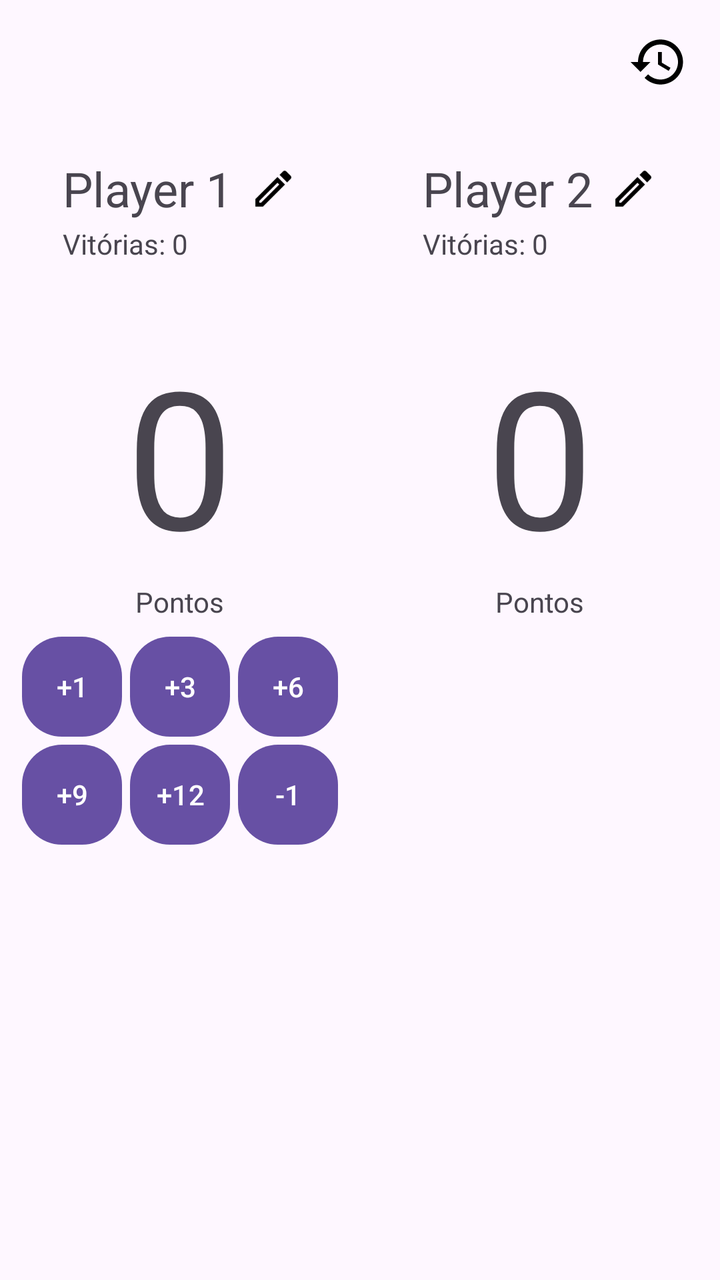
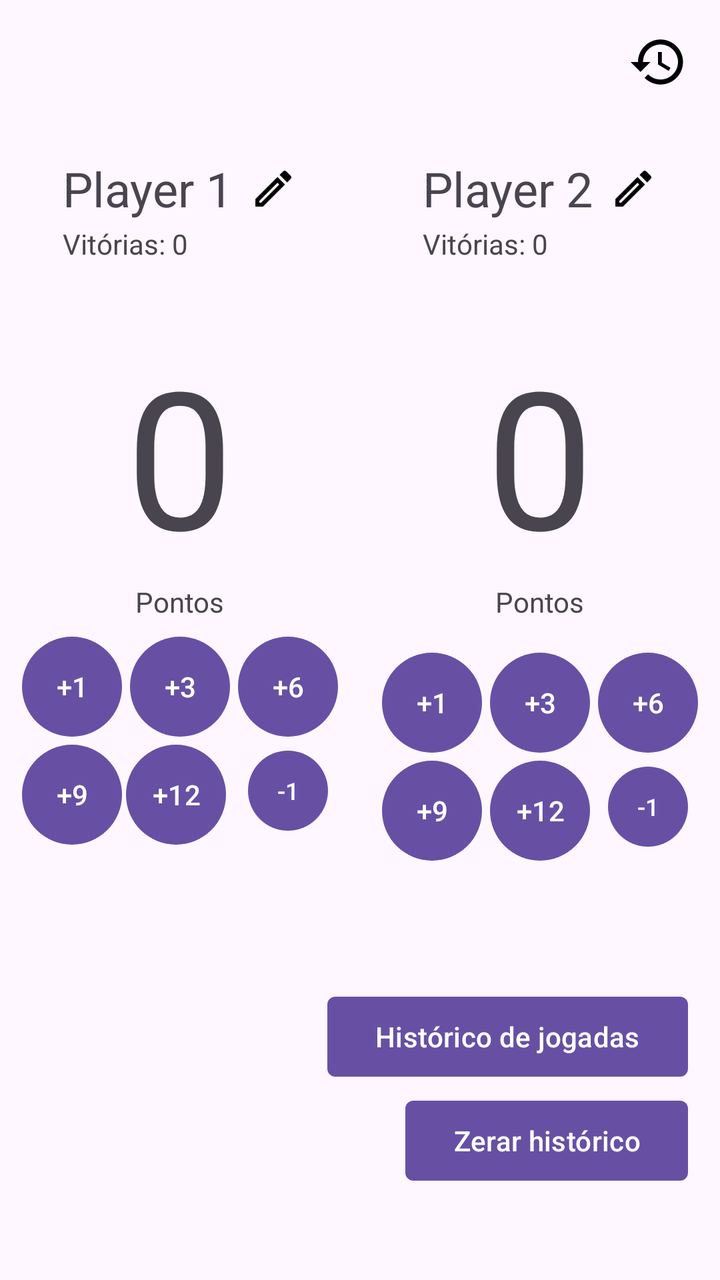

The first picture is an Android layout as it rendered before a commit; the second is the same layout after the commit. The layout source and the unified diff follow.
<!-- AndroidManifest.xml: application theme Theme.MarcadorTruco -->
<!-- res/layout/activity_main.xml -->
<?xml version="1.0" encoding="utf-8"?>
<androidx.constraintlayout.widget.ConstraintLayout xmlns:android="http://schemas.android.com/apk/res/android"
    xmlns:app="http://schemas.android.com/apk/res-auto"
    xmlns:tools="http://schemas.android.com/tools"
    android:id="@+id/main"
    android:layout_width="match_parent"
    android:layout_height="match_parent"
    tools:context=".MainActivity">

    <androidx.constraintlayout.widget.Guideline
        android:id="@+id/guidelineCentro"
        android:layout_width="wrap_content"
        android:layout_height="wrap_content"
        android:orientation="vertical"
        app:layout_constraintGuide_percent="0.50" />

    <ImageView
        android:id="@+id/imageView"
        android:layout_width="30dp"
        android:layout_height="30dp"
        android:layout_marginTop="16dp"
        android:layout_marginEnd="16dp"
        app:layout_constraintEnd_toEndOf="parent"
        app:layout_constraintTop_toTopOf="parent"
        app:srcCompat="@drawable/ic_history" />

    <TextView
        android:id="@+id/txtPlayer1"
        android:layout_width="wrap_content"
        android:layout_height="wrap_content"
        android:layout_marginTop="32dp"
        android:layout_marginEnd="8dp"
        android:text="Player 1"
        android:textSize="24sp"
        app:layout_constraintEnd_toStartOf="@+id/ic_edit_player1"
        app:layout_constraintHorizontal_chainStyle="packed"
        app:layout_constraintStart_toStartOf="parent"
        app:layout_constraintTop_toBottomOf="@+id/imageView" />

    <TextView
        android:id="@+id/txtVitoriasPlayer1"
        android:layout_width="wrap_content"
        android:layout_height="wrap_content"
        android:layout_marginTop="2dp"
        android:text="Vitórias: 0"
        app:layout_constraintStart_toStartOf="@+id/txtPlayer1"
        app:layout_constraintTop_toBottomOf="@+id/txtPlayer1" />

    <TextView
        android:id="@+id/txtPlayer2"
        android:layout_width="wrap_content"
        android:layout_height="wrap_content"
        android:layout_marginEnd="8dp"
        android:text="Player 2"
        android:textSize="24sp"
        app:layout_constraintEnd_toStartOf="@+id/ic_edit_player2"
        app:layout_constraintHorizontal_chainStyle="packed"
        app:layout_constraintStart_toStartOf="@+id/guidelineCentro"
        app:layout_constraintTop_toTopOf="@+id/txtPlayer1" />

    <TextView
        android:id="@+id/txtVitoriasPlayer2"
        android:layout_width="wrap_content"
        android:layout_height="wrap_content"
        android:layout_marginTop="2dp"
        android:text="Vitórias: 0"
        app:layout_constraintStart_toStartOf="@+id/txtPlayer2"
        app:layout_constraintTop_toBottomOf="@+id/txtPlayer2" />

    <ImageView
        android:id="@+id/ic_edit_player1"
        android:layout_width="wrap_content"
        android:layout_height="wrap_content"
        app:layout_constraintBottom_toBottomOf="@+id/txtPlayer1"
        app:layout_constraintEnd_toStartOf="@+id/guidelineCentro"
        app:layout_constraintStart_toEndOf="@+id/txtPlayer1"
        app:layout_constraintTop_toTopOf="@+id/txtPlayer1"
        app:srcCompat="@drawable/ic_edit" />

    <ImageView
        android:id="@+id/ic_edit_player2"
        android:layout_width="wrap_content"
        android:layout_height="wrap_content"
        app:layout_constraintBottom_toBottomOf="@+id/txtPlayer2"
        app:layout_constraintEnd_toEndOf="parent"
        app:layout_constraintStart_toEndOf="@+id/txtPlayer2"
        app:layout_constraintTop_toTopOf="@+id/txtPlayer2"
        app:srcCompat="@drawable/ic_edit" />

    <TextView
        android:id="@+id/txtNumPontosPlayer1"
        android:layout_width="wrap_content"
        android:layout_height="wrap_content"
        android:layout_marginTop="32dp"
        android:text="0"
        android:textSize="96sp"
        app:layout_constraintEnd_toStartOf="@+id/guidelineCentro"
        app:layout_constraintStart_toStartOf="parent"
        app:layout_constraintTop_toBottomOf="@+id/txtVitoriasPlayer1" />

    <TextView
        android:id="@+id/txtNumPontosPlayer2"
        android:layout_width="wrap_content"
        android:layout_height="wrap_content"
        android:layout_marginTop="32dp"
        android:text="0"
        android:textSize="96sp"
        app:layout_constraintEnd_toEndOf="parent"
        app:layout_constraintStart_toStartOf="@+id/guidelineCentro"
        app:layout_constraintTop_toBottomOf="@+id/txtVitoriasPlayer2" />

    <TextView
        android:id="@+id/txtPontosPlayer1"
        android:layout_width="wrap_content"
        android:layout_height="wrap_content"
        android:text="Pontos"
        app:layout_constraintEnd_toStartOf="@+id/guidelineCentro"
        app:layout_constraintStart_toStartOf="parent"
        app:layout_constraintTop_toBottomOf="@+id/txtNumPontosPlayer1" />

    <TextView
        android:id="@+id/txtPontosPlayer2"
        android:layout_width="wrap_content"
        android:layout_height="wrap_content"
        android:text="Pontos"
        app:layout_constraintEnd_toEndOf="parent"
        app:layout_constraintStart_toStartOf="@+id/guidelineCentro"
        app:layout_constraintTop_toBottomOf="@+id/txtNumPontosPlayer2" />

    <Button
        android:id="@+id/btnMais1Player1"
        android:layout_width="50dp"
        android:layout_height="50dp"
        android:layout_marginTop="8dp"
        android:insetLeft="0dp"
        android:insetTop="0dp"
        android:insetRight="0dp"
        android:insetBottom="0dp"
        android:minWidth="0dp"
        android:minHeight="0dp"
        android:padding="0dp"
        android:text="+1"
        android:textSize="14sp"
        app:cornerRadius="20dp"
        app:layout_constraintEnd_toStartOf="@id/btnMais3Player1"
        app:layout_constraintHorizontal_chainStyle="packed"
        app:layout_constraintStart_toStartOf="parent"
        app:layout_constraintTop_toBottomOf="@+id/txtPontosPlayer1" />

    <Button
        android:id="@+id/btnMais3Player1"
        android:layout_width="50dp"
        android:layout_height="50dp"
        android:layout_marginStart="4dp"
        android:layout_marginEnd="4dp"
        android:insetLeft="0dp"
        android:insetTop="0dp"
        android:insetRight="0dp"
        android:insetBottom="0dp"
        android:minWidth="0dp"
        android:minHeight="0dp"
        android:padding="0dp"
        android:text="+3"
        android:textSize="14sp"
        app:cornerRadius="20dp"
        app:layout_constraintEnd_toStartOf="@+id/btnMais6Player1"
        app:layout_constraintStart_toEndOf="@+id/btnMais1Player1"
        app:layout_constraintTop_toTopOf="@+id/btnMais1Player1" />

    <Button
        android:id="@+id/btnMais6Player1"
        android:layout_width="50dp"
        android:layout_height="50dp"
        android:insetLeft="0dp"
        android:insetTop="0dp"
        android:insetRight="0dp"
        android:insetBottom="0dp"
        android:minWidth="0dp"
        android:minHeight="0dp"
        android:padding="0dp"
        android:text="+6"
        android:textSize="14sp"
        app:cornerRadius="20dp"
        app:layout_constraintEnd_toStartOf="@+id/guidelineCentro"
        app:layout_constraintStart_toEndOf="@id/btnMais3Player1"
        app:layout_constraintTop_toTopOf="@+id/btnMais1Player1" />

    <Button
        android:id="@+id/btnMais9Player1"
        android:layout_width="50dp"
        android:layout_height="50dp"
        android:layout_marginTop="4dp"
        android:insetLeft="0dp"
        android:insetTop="0dp"
        android:insetRight="0dp"
        android:insetBottom="0dp"
        android:minWidth="0dp"
        android:minHeight="0dp"
        android:padding="0dp"
        android:text="+9"
        android:textSize="14sp"
        app:cornerRadius="20dp"
        app:layout_constraintEnd_toStartOf="@id/btnMais12Player1"
        app:layout_constraintHorizontal_chainStyle="packed"
        app:layout_constraintStart_toStartOf="parent"
        app:layout_constraintTop_toBottomOf="@+id/btnMais1Player1" />

    <Button
        android:id="@+id/btnMais12Player1"
        android:layout_width="50dp"
        android:layout_height="50dp"
        android:layout_marginStart="4dp"
        android:layout_marginEnd="4dp"
        android:insetLeft="0dp"
        android:insetTop="0dp"
        android:insetRight="0dp"
        android:insetBottom="0dp"
        android:minWidth="0dp"
        android:minHeight="0dp"
        android:padding="0dp"
        android:text="+12"
        android:textSize="14sp"
        app:cornerRadius="20dp"
        app:layout_constraintEnd_toStartOf="@+id/btnMenos1Player1"
        app:layout_constraintStart_toEndOf="@+id/btnMais9Player1"
        app:layout_constraintTop_toTopOf="@+id/btnMais9Player1" />

    <Button
        android:id="@+id/btnMenos1Player1"
        android:layout_width="50dp"
        android:layout_height="50dp"
        android:insetLeft="0dp"
        android:insetTop="0dp"
        android:insetRight="0dp"
        android:insetBottom="0dp"
        android:minWidth="0dp"
        android:minHeight="0dp"
        android:padding="0dp"
        android:text="-1"
        android:textSize="14sp"
        app:cornerRadius="20dp"
        app:layout_constraintEnd_toStartOf="@+id/guidelineCentro"
        app:layout_constraintStart_toEndOf="@id/btnMais12Player1"
        app:layout_constraintTop_toTopOf="@+id/btnMais9Player1" />

</androidx.constraintlayout.widget.ConstraintLayout>
<!-- resources referenced by this layout -->
<resources>
  <!-- drawable ic_edit (drawable) -->
  <vector xmlns:android="http://schemas.android.com/apk/res/android" android:height="24dp" android:tint="#000000" android:viewportHeight="24" android:viewportWidth="24" android:width="24dp">
        
      <path android:fillColor="@android:color/white" android:pathData="M14.06,9.02l0.92,0.92L5.92,19L5,19v-0.92l9.06,-9.06M17.66,3c-0.25,0 -0.51,0.1 -0.7,0.29l-1.83,1.83 3.75,3.75 1.83,-1.83c0.39,-0.39 0.39,-1.02 0,-1.41l-2.34,-2.34c-0.2,-0.2 -0.45,-0.29 -0.71,-0.29zM14.06,6.19L3,17.25L3,21h3.75L17.81,9.94l-3.75,-3.75z"/>
      
  </vector>
  <!-- drawable ic_history (drawable) -->
  <vector xmlns:android="http://schemas.android.com/apk/res/android" android:height="24dp" android:tint="#000000" android:viewportHeight="24" android:viewportWidth="24" android:width="24dp">
        
      <path android:fillColor="@android:color/white" android:pathData="M13,3c-4.97,0 -9,4.03 -9,9L1,12l3.89,3.89 0.07,0.14L9,12L6,12c0,-3.87 3.13,-7 7,-7s7,3.13 7,7 -3.13,7 -7,7c-1.93,0 -3.68,-0.79 -4.94,-2.06l-1.42,1.42C8.27,19.99 10.51,21 13,21c4.97,0 9,-4.03 9,-9s-4.03,-9 -9,-9zM12,8v5l4.28,2.54 0.72,-1.21 -3.5,-2.08L13.5,8L12,8z"/>
      
  </vector>
  <style name="Theme.MarcadorTruco" parent="Base.Theme.MarcadorTruco" />
  <style name="Base.Theme.MarcadorTruco" parent="Theme.Material3.DayNight.NoActionBar">
          
          
      </style>
</resources>

<!-- the commit's change to res/layout/activity_main.xml (unified diff, before → after) -->
@@ -141,13 +141,33 @@
         android:padding="0dp"
         android:text="+1"
         android:textSize="14sp"
-        app:cornerRadius="20dp"
+        app:cornerRadius="25dp"
         app:layout_constraintEnd_toStartOf="@id/btnMais3Player1"
         app:layout_constraintHorizontal_chainStyle="packed"
         app:layout_constraintStart_toStartOf="parent"
         app:layout_constraintTop_toBottomOf="@+id/txtPontosPlayer1" />
 
     <Button
+        android:id="@+id/btnMais1Player2"
+        android:layout_width="50dp"
+        android:layout_height="50dp"
+        android:layout_marginTop="16dp"
+        android:insetLeft="0dp"
+        android:insetTop="0dp"
+        android:insetRight="0dp"
+        android:insetBottom="0dp"
+        android:minWidth="0dp"
+        android:minHeight="0dp"
+        android:padding="0dp"
+        android:text="+1"
+        android:textSize="14sp"
+        app:cornerRadius="25dp"
+        app:layout_constraintHorizontal_chainStyle="packed"
+        app:layout_constraintStart_toStartOf="@+id/guidelineCentro"
+        app:layout_constraintEnd_toStartOf="@id/btnMais3Player2"
+        app:layout_constraintTop_toBottomOf="@+id/txtPontosPlayer2" />
+
+    <Button
         android:id="@+id/btnMais3Player1"
         android:layout_width="50dp"
         android:layout_height="50dp"
@@ -162,12 +182,32 @@
         android:padding="0dp"
         android:text="+3"
         android:textSize="14sp"
-        app:cornerRadius="20dp"
+        app:cornerRadius="25dp"
         app:layout_constraintEnd_toStartOf="@+id/btnMais6Player1"
         app:layout_constraintStart_toEndOf="@+id/btnMais1Player1"
         app:layout_constraintTop_toTopOf="@+id/btnMais1Player1" />
 
     <Button
+        android:id="@+id/btnMais3Player2"
+        android:layout_width="50dp"
+        android:layout_height="50dp"
+        android:layout_marginStart="4dp"
+        android:layout_marginEnd="4dp"
+        android:insetLeft="0dp"
+        android:insetTop="0dp"
+        android:insetRight="0dp"
+        android:insetBottom="0dp"
+        android:minWidth="0dp"
+        android:minHeight="0dp"
+        android:padding="0dp"
+        android:text="+3"
+        android:textSize="14sp"
+        app:cornerRadius="25dp"
+        app:layout_constraintEnd_toStartOf="@id/btnMais6Player2"
+        app:layout_constraintStart_toEndOf="@+id/btnMais1Player2"
+        app:layout_constraintTop_toTopOf="@+id/btnMais1Player2" />
+
+    <Button
         android:id="@+id/btnMais6Player1"
         android:layout_width="50dp"
         android:layout_height="50dp"
@@ -180,12 +220,30 @@
         android:padding="0dp"
         android:text="+6"
         android:textSize="14sp"
-        app:cornerRadius="20dp"
+        app:cornerRadius="25dp"
         app:layout_constraintEnd_toStartOf="@+id/guidelineCentro"
         app:layout_constraintStart_toEndOf="@id/btnMais3Player1"
         app:layout_constraintTop_toTopOf="@+id/btnMais1Player1" />
 
     <Button
+        android:id="@+id/btnMais6Player2"
+        android:layout_width="50dp"
+        android:layout_height="50dp"
+        android:insetLeft="0dp"
+        android:insetTop="0dp"
+        android:insetRight="0dp"
+        android:insetBottom="0dp"
+        android:minWidth="0dp"
+        android:minHeight="0dp"
+        android:padding="0dp"
+        android:text="+6"
+        android:textSize="14sp"
+        app:cornerRadius="25dp"
+        app:layout_constraintEnd_toEndOf="parent"
+        app:layout_constraintStart_toEndOf="@+id/btnMais3Player2"
+        app:layout_constraintTop_toTopOf="@+id/btnMais3Player2" />
+
+    <Button
         android:id="@+id/btnMais9Player1"
         android:layout_width="50dp"
         android:layout_height="50dp"
@@ -199,48 +257,125 @@
         android:padding="0dp"
         android:text="+9"
         android:textSize="14sp"
+        app:cornerRadius="25dp"
+        app:layout_constraintEnd_toEndOf="@+id/btnMais1Player1"
+        app:layout_constraintHorizontal_chainStyle="packed"
+        app:layout_constraintStart_toStartOf="@+id/btnMais1Player1"
+        app:layout_constraintTop_toBottomOf="@+id/btnMais1Player1" />
+
+    <Button
+        android:id="@+id/btnMais9Player2"
+        android:layout_width="50dp"
+        android:layout_height="50dp"
+        android:layout_marginTop="4dp"
+        android:insetLeft="0dp"
+        android:insetTop="0dp"
+        android:insetRight="0dp"
+        android:insetBottom="0dp"
+        android:minWidth="0dp"
+        android:minHeight="0dp"
+        android:padding="0dp"
+        android:text="+9"
+        android:textSize="14sp"
+        app:cornerRadius="25dp"
+        app:layout_constraintEnd_toEndOf="@+id/btnMais1Player2"
+        app:layout_constraintStart_toStartOf="@+id/btnMais1Player2"
+        app:layout_constraintTop_toBottomOf="@+id/btnMais1Player2" />
+
+    <Button
+        android:id="@+id/btnMais12Player1"
+        android:layout_width="50dp"
+        android:layout_height="50dp"
+        android:insetLeft="0dp"
+        android:insetTop="0dp"
+        android:insetRight="0dp"
+        android:insetBottom="0dp"
+        android:minWidth="0dp"
+        android:minHeight="0dp"
+        android:padding="0dp"
+        android:text="+12"
+        android:textSize="14sp"
+        app:cornerRadius="25dp"
+        app:layout_constraintBottom_toBottomOf="@+id/btnMais9Player1"
+        app:layout_constraintEnd_toEndOf="@+id/btnMais3Player1"
+        app:layout_constraintStart_toEndOf="@+id/btnMais1Player1"
+        app:layout_constraintTop_toTopOf="@+id/btnMais9Player1" />
+
+    <Button
+        android:id="@+id/btnMais12Player2"
+        android:layout_width="50dp"
+        android:layout_height="50dp"
+        android:insetLeft="0dp"
+        android:insetTop="0dp"
+        android:insetRight="0dp"
+        android:insetBottom="0dp"
+        android:minWidth="0dp"
+        android:minHeight="0dp"
+        android:padding="0dp"
+        android:text="+12"
+        android:textSize="14sp"
+        app:cornerRadius="25dp"
+        app:layout_constraintBottom_toBottomOf="@+id/btnMais9Player2"
+        app:layout_constraintEnd_toEndOf="@+id/btnMais3Player2"
+        app:layout_constraintStart_toStartOf="@+id/btnMais3Player2"
+        app:layout_constraintTop_toTopOf="@+id/btnMais9Player2" />
+
+    <Button
+        android:id="@+id/btnMenos1Player2"
+        android:layout_width="40dp"
+        android:layout_height="40dp"
+        android:insetLeft="0dp"
+        android:insetTop="0dp"
+        android:insetRight="0dp"
+        android:insetBottom="0dp"
+        android:minWidth="0dp"
+        android:minHeight="0dp"
+        android:padding="0dp"
+        android:text="-1"
+        android:textSize="12sp"
         app:cornerRadius="20dp"
-        app:layout_constraintEnd_toStartOf="@id/btnMais12Player1"
-        app:layout_constraintHorizontal_chainStyle="packed"
-        app:layout_constraintStart_toStartOf="parent"
-        app:layout_constraintTop_toBottomOf="@+id/btnMais1Player1" />
-
-    <Button
-        android:id="@+id/btnMais12Player1"
-        android:layout_width="50dp"
-        android:layout_height="50dp"
-        android:layout_marginStart="4dp"
-        android:layout_marginEnd="4dp"
-        android:insetLeft="0dp"
-        android:insetTop="0dp"
-        android:insetRight="0dp"
-        android:insetBottom="0dp"
-        android:minWidth="0dp"
-        android:minHeight="0dp"
-        android:padding="0dp"
-        android:text="+12"
-        android:textSize="14sp"
+        app:layout_constraintBottom_toBottomOf="@+id/btnMais12Player2"
+        app:layout_constraintEnd_toEndOf="@+id/btnMais6Player2"
+        app:layout_constraintStart_toStartOf="@+id/btnMais6Player2"
+        app:layout_constraintTop_toBottomOf="@+id/btnMais3Player2" />
+
+    <Button
+        android:id="@+id/btnMenos1Player1"
+        android:layout_width="40dp"
+        android:layout_height="40dp"
+        android:insetLeft="0dp"
+        android:insetTop="0dp"
+        android:insetRight="0dp"
+        android:insetBottom="0dp"
+        android:minWidth="0dp"
+        android:minHeight="0dp"
+        android:padding="0dp"
+        android:text="-1"
+        android:textSize="12sp"
         app:cornerRadius="20dp"
-        app:layout_constraintEnd_toStartOf="@+id/btnMenos1Player1"
-        app:layout_constraintStart_toEndOf="@+id/btnMais9Player1"
-        app:layout_constraintTop_toTopOf="@+id/btnMais9Player1" />
-
-    <Button
-        android:id="@+id/btnMenos1Player1"
-        android:layout_width="50dp"
-        android:layout_height="50dp"
-        android:insetLeft="0dp"
-        android:insetTop="0dp"
-        android:insetRight="0dp"
-        android:insetBottom="0dp"
-        android:minWidth="0dp"
-        android:minHeight="0dp"
-        android:padding="0dp"
-        android:text="-1"
-        android:textSize="14sp"
-        app:cornerRadius="20dp"
-        app:layout_constraintEnd_toStartOf="@+id/guidelineCentro"
-        app:layout_constraintStart_toEndOf="@id/btnMais12Player1"
-        app:layout_constraintTop_toTopOf="@+id/btnMais9Player1" />
+        app:layout_constraintBottom_toBottomOf="@+id/btnMais12Player1"
+        app:layout_constraintEnd_toEndOf="@+id/btnMais6Player1"
+        app:layout_constraintStart_toStartOf="@+id/btnMais6Player1"
+        app:layout_constraintTop_toBottomOf="@+id/btnMais6Player1" />
+
+    <Button
+        android:id="@+id/btn_historico"
+        android:layout_width="wrap_content"
+        android:layout_height="wrap_content"
+        android:layout_marginTop="64dp"
+        android:text="Histórico de jogadas"
+        app:cornerRadius="4dp"
+        app:layout_constraintEnd_toEndOf="@+id/btnMenos1Player2"
+        app:layout_constraintTop_toBottomOf="@+id/btnMais12Player2" />
+
+    <Button
+        android:id="@+id/btn_zerar"
+        android:layout_width="wrap_content"
+        android:layout_height="wrap_content"
+        android:layout_marginTop="4dp"
+        android:text="Zerar histórico"
+        app:cornerRadius="4dp"
+        app:layout_constraintEnd_toEndOf="@+id/btnMenos1Player2"
+        app:layout_constraintTop_toBottomOf="@+id/btn_historico" />
 
 </androidx.constraintlayout.widget.ConstraintLayout>
